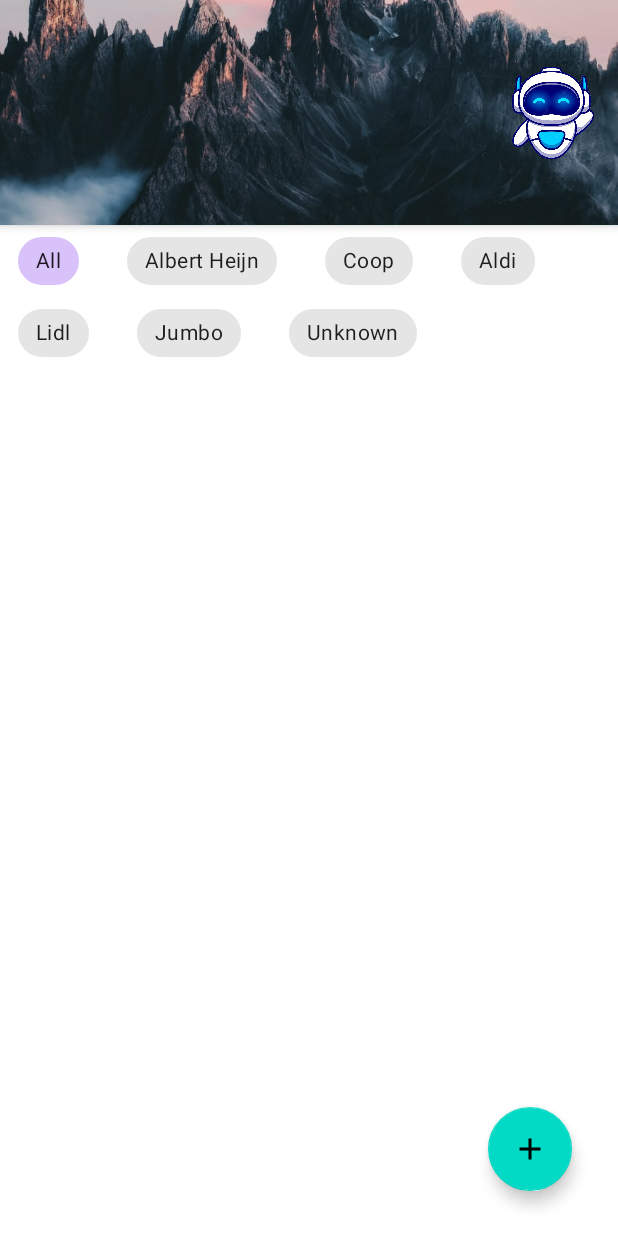
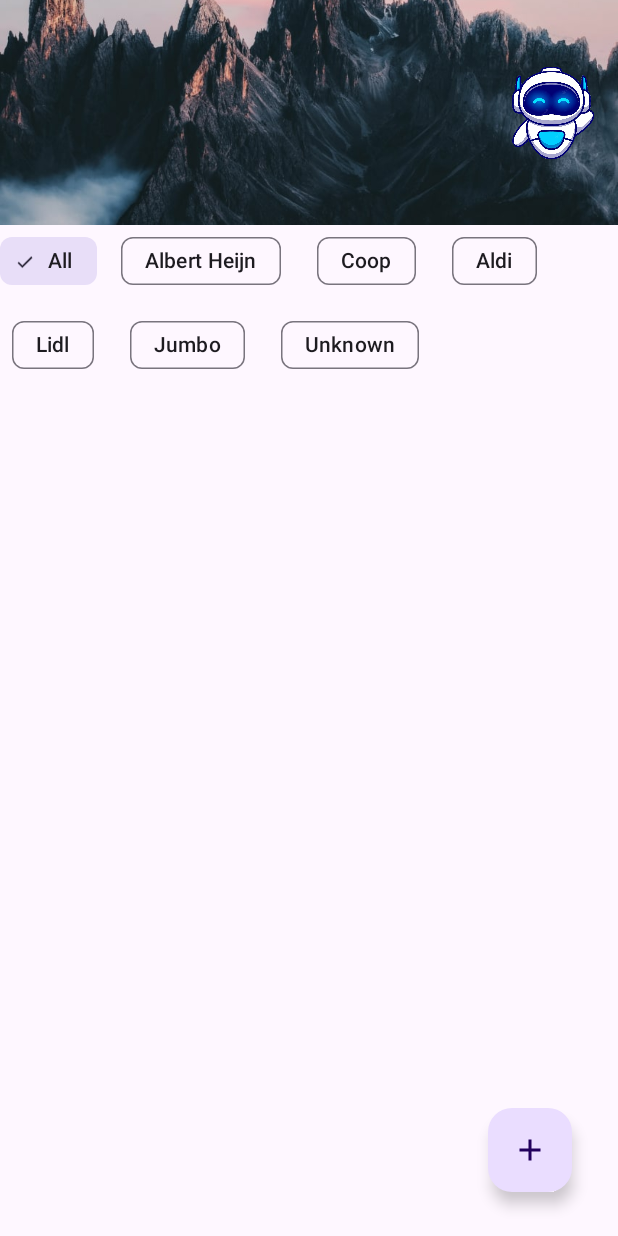
Before and after one commit to RadboudCoolTeam/StatiegeldCouponsApp, an Android app: the screen it shows after launch (Home), on a phone screen of 412 x 824 dp. Run offline under Robolectric (Android 15) with nearby library versions, the phone set to English and light mode, and no system bars; our stand-ins replace CircleImageView, Room's generated code; network calls fail; pictures from the network do not load; 1 statement that could not run was skipped.

Commit message:
Material 3 support added

```diff
--- a/app/src/main/java/io/github/textrecognisionsample/activity/Home.java
+++ b/app/src/main/java/io/github/textrecognisionsample/activity/Home.java
@@ -348,7 +348,7 @@ public class Home extends AppCompatActivity {
         ChipDrawable chipDrawable = ChipDrawable.createFromAttributes(this,
                 null,
                 0,
-                com.google.android.material.R.style.Widget_MaterialComponents_Chip_Choice);
+                com.google.android.material.R.style.Widget_Material3_Chip_Filter);
         chipDrawable.setCheckable(true);
         chip.setChipDrawable(chipDrawable);
         chip.setChecked(true);
@@ -361,7 +361,7 @@ public class Home extends AppCompatActivity {
             chipDrawable = ChipDrawable.createFromAttributes(this,
                     null,
                     0,
-                    com.google.android.material.R.style.Widget_MaterialComponents_Chip_Choice);
+                    com.google.android.material.R.style.Widget_Material3_Chip_Filter);
             chipDrawable.setCheckable(true);
             chip.setChipDrawable(chipDrawable);
             chip.setRippleColorResource(chain.getColor());
--- a/app/src/main/res/values-night/themes.xml
+++ b/app/src/main/res/values-night/themes.xml
@@ -1,6 +1,6 @@
 <resources xmlns:tools="http://schemas.android.com/tools">
     <!-- Base application theme. -->
-    <style name="Theme.TextRecognisionSample" parent="Theme.MaterialComponents.DayNight.NoActionBar">
+    <style name="Theme.TextRecognisionSample" parent="Theme.Material3.Dark.NoActionBar">
         <!-- Primary brand color. -->
         <item name="colorPrimary">@color/purple_200</item>
         <item name="colorPrimaryVariant">@color/purple_700</item>
--- a/app/src/main/res/values/themes.xml
+++ b/app/src/main/res/values/themes.xml
@@ -1,6 +1,6 @@
 <resources xmlns:tools="http://schemas.android.com/tools">
     <!-- Base application theme. -->
-    <style name="Theme.TextRecognisionSample" parent="Theme.MaterialComponents.DayNight.NoActionBar">
+    <style name="Theme.TextRecognisionSample" parent="Theme.Material3.Light.NoActionBar">
         <!-- Primary brand color. -->
         <item name="colorPrimary">@color/purple_500</item>
         <item name="colorPrimaryVariant">@color/purple_700</item>
```
